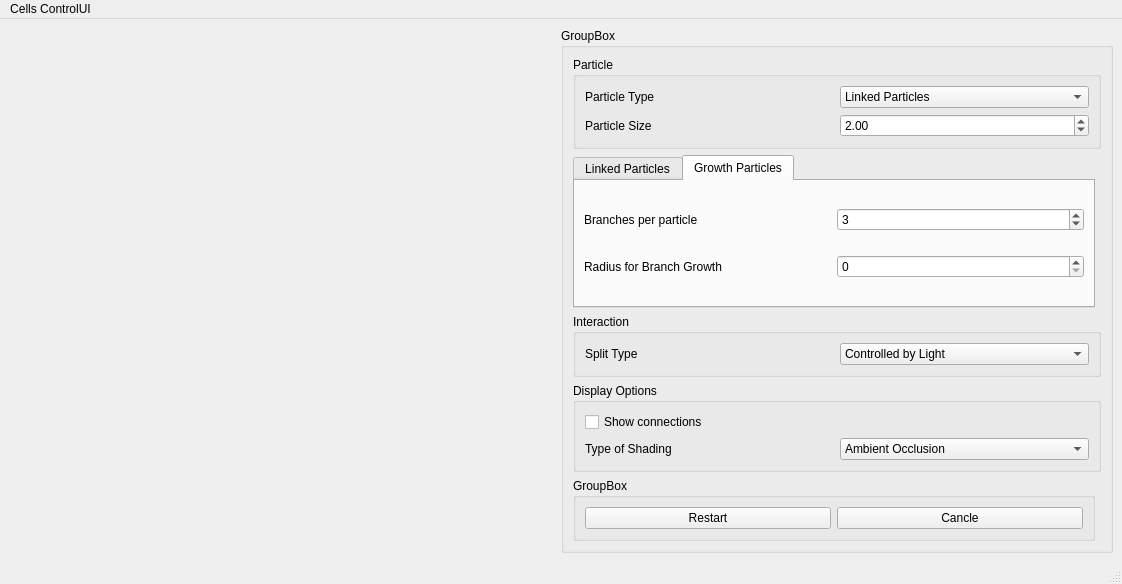
Qt form ui/GUI.ui (eulersson/CellGrowth) before a commit.
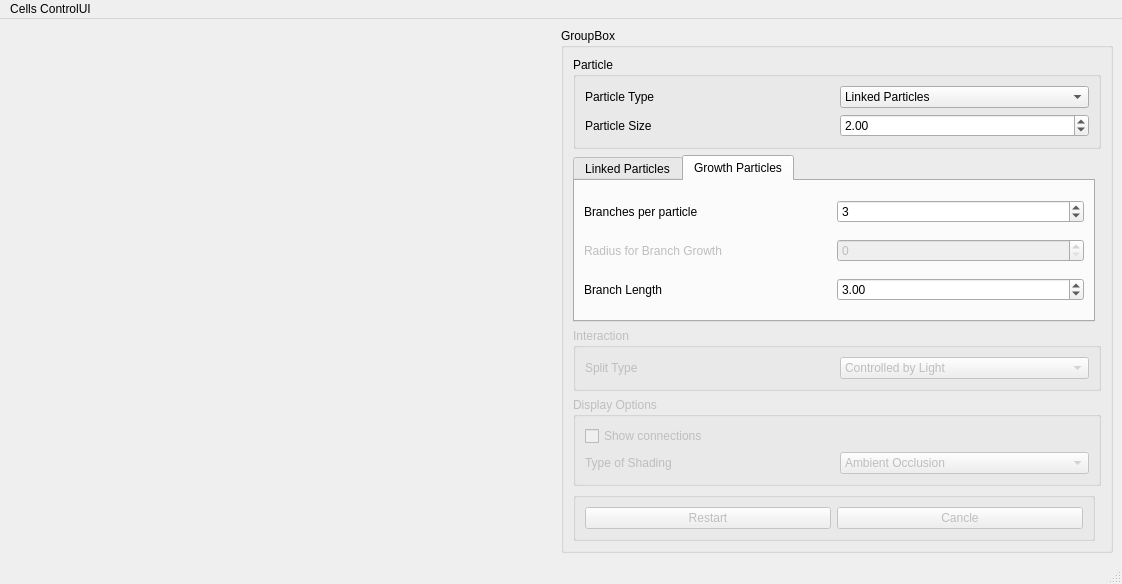
The same form after that commit. The open tabs and pages were chosen to show the change.

Diff of the .ui file:
```diff
--- a/ui/GUI.ui
+++ b/ui/GUI.ui
@@ -130,19 +130,29 @@
           </layout>
          </widget>
          <widget class="QWidget" name="m_growthParticleTab">
+          <property name="enabled">
+           <bool>true</bool>
+          </property>
           <attribute name="title">
            <string>Growth Particles</string>
           </attribute>
           <layout class="QGridLayout" name="gridLayout_3">
            <item row="3" column="0">
             <widget class="QLabel" name="label_7">
+             <property name="enabled">
+              <bool>false</bool>
+             </property>
              <property name="text">
               <string>Radius for Branch Growth</string>
              </property>
             </widget>
            </item>
            <item row="3" column="1">
-            <widget class="QSpinBox" name="m_GP_growRadius"/>
+            <widget class="QSpinBox" name="m_GP_growRadius">
+             <property name="enabled">
+              <bool>false</bool>
+             </property>
+            </widget>
            </item>
            <item row="2" column="1">
             <widget class="QSpinBox" name="m_GP_branches">
@@ -161,12 +171,29 @@
              </property>
             </widget>
            </item>
+           <item row="4" column="0">
+            <widget class="QLabel" name="label_5">
+             <property name="text">
+              <string>Branch Length</string>
+             </property>
+            </widget>
+           </item>
+           <item row="4" column="1">
+            <widget class="QDoubleSpinBox" name="m_GP_branchLenght">
+             <property name="value">
+              <double>3.000000000000000</double>
+             </property>
+            </widget>
+           </item>
           </layout>
          </widget>
         </widget>
        </item>
        <item row="2" column="0" colspan="2">
         <widget class="QGroupBox" name="groupBox_2">
+         <property name="enabled">
+          <bool>false</bool>
+         </property>
          <property name="sizePolicy">
           <sizepolicy hsizetype="MinimumExpanding" vsizetype="Fixed">
            <horstretch>0</horstretch>
@@ -282,6 +309,9 @@
        </item>
        <item row="3" column="0" colspan="2">
         <widget class="QGroupBox" name="groupBox_4">
+         <property name="enabled">
+          <bool>false</bool>
+         </property>
          <property name="sizePolicy">
           <sizepolicy hsizetype="Expanding" vsizetype="Fixed">
            <horstretch>0</horstretch>
@@ -337,11 +367,14 @@
        <item row="4" column="0">
         <widget class="QGroupBox" name="groupBox_5">
          <property name="title">
-          <string>GroupBox</string>
+          <string/>
          </property>
          <layout class="QGridLayout" name="gridLayout_8">
           <item row="0" column="0">
            <widget class="QPushButton" name="m_restart">
+            <property name="enabled">
+             <bool>false</bool>
+            </property>
             <property name="text">
              <string>Restart</string>
             </property>
@@ -349,6 +382,9 @@
           </item>
           <item row="0" column="1">
            <widget class="QPushButton" name="m_cancle">
+            <property name="enabled">
+             <bool>false</bool>
+            </property>
             <property name="text">
              <string>Cancle</string>
             </property>
```
Left out of the diff: 2 changed lines with no effect on the pictures.
